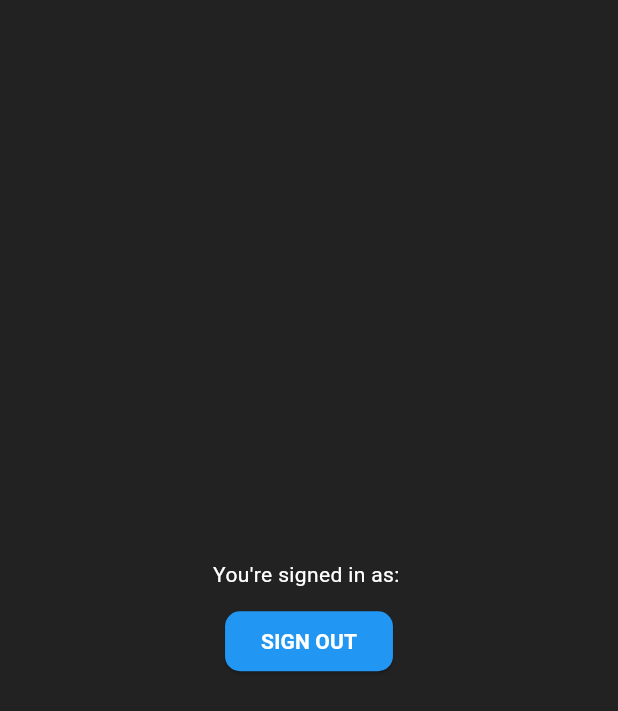
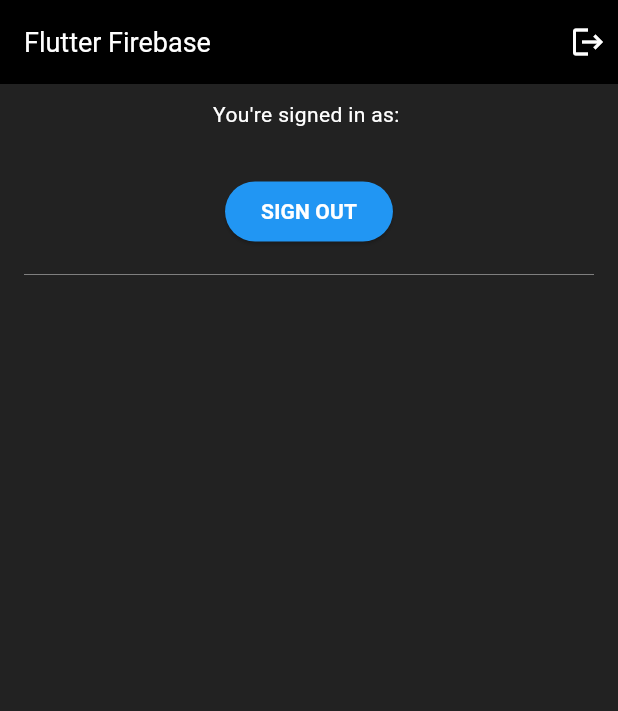
Before and after one commit to mochamaddarmawanh/flutter_firebase, a Flutter app: the screen it shows once a user with an empty profile is signed in, on a phone screen of 412 x 824 dp. Shown: the top 711 px of the screen. Run offline on Flutter 3.47's test engine with Material 3 defaults, Android fonts, the phone set to English and light mode, and no system bars; our stand-ins replace cloud_firestore, firebase_auth, firebase_core, google_fonts; accounts and stored records are empty.

```diff
--- a/lib/pages/forgot_password.dart
+++ b/lib/pages/forgot_password.dart
@@ -111,9 +111,9 @@ class _ForgotPasswordPageState extends State<ForgotPasswordPage> {
                   onPressed: passwordReset,
                   style: ElevatedButton.styleFrom(
                     backgroundColor: Colors.blue,
-                    shape: RoundedRectangleBorder(
-                      borderRadius: BorderRadius.circular(10),
-                    ),
+                    // shape: RoundedRectangleBorder(
+                    //   borderRadius: BorderRadius.circular(10),
+                    // ),
                   ),
                   child: Text(
                     'RESET PASSWORD',
--- a/lib/pages/home_page.dart
+++ b/lib/pages/home_page.dart
@@ -1,7 +1,9 @@
-// ignore_for_file: prefer_const_constructors, prefer_const_literals_to_create_immutables
+// ignore_for_file: prefer_const_constructors, prefer_const_literals_to_create_immutables, avoid_function_literals_in_foreach_calls, avoid_print
 
+import 'package:cloud_firestore/cloud_firestore.dart';
 import 'package:firebase_auth/firebase_auth.dart';
 import 'package:flutter/material.dart';
+import '../data/get_user.dart';
 
 class HomePage extends StatefulWidget {
   const HomePage({super.key});
@@ -13,17 +15,48 @@ class HomePage extends StatefulWidget {
 class _HomePageState extends State<HomePage> {
   final user = FirebaseAuth.instance.currentUser;
 
+  List<String> docIDs = [];
+
+  Future getDocIDs() async {
+    await FirebaseFirestore.instance.collection('users').get().then((snapshot) => snapshot.docs.forEach((document) {
+      docIDs.add(document.reference.id);
+    }));
+  }
+
   @override
   Widget build(BuildContext context) {
     return Scaffold(
       backgroundColor: Colors.black87,
-      body: SafeArea(
-        child: Center(
-          child: SingleChildScrollView(
+      appBar: AppBar(
+        backgroundColor: Colors.black,
+        iconTheme: IconThemeData(
+          color: Colors.white,
+        ),
+        title: Text(
+          'Flutter Firebase',
+          style: TextStyle(
+            color: Colors.white,
+            fontSize: 18,
+          ),
+        ),
+        actions: [
+          Padding(
+            padding: const EdgeInsets.only(right: 8.0),
+            child: MouseRegion(
+              cursor: SystemMouseCursors.click,
+              child: GestureDetector(
+                onTap: () {
+                  FirebaseAuth.instance.signOut();
+                },
+                child: Icon(Icons.logout),
+              ),
+            ),
+          )
+        ],
+      ),
+      body: Padding(
+        padding: const EdgeInsets.symmetric(horizontal: 16.0, vertical: 10.0),
         child: Column(
-              children: [
-                Row(
-                  mainAxisAlignment: MainAxisAlignment.center,
           children: [
             Text(
               'You\'re signed in as: ',
@@ -39,8 +72,6 @@ class _HomePageState extends State<HomePage> {
                 fontWeight: FontWeight.bold,
               ),
             ),
-                  ],
-                ),
             SizedBox(height: 10),
             ElevatedButton(
               onPressed: () {
@@ -48,23 +79,46 @@ class _HomePageState extends State<HomePage> {
               },
               style: ElevatedButton.styleFrom(
                 backgroundColor: Colors.blue,
-                    shape: RoundedRectangleBorder(
-                      borderRadius: BorderRadius.circular(10),
-                    ),
+                // shape: RoundedRectangleBorder(
+                //   borderRadius: BorderRadius.circular(10),
+                // ),
               ),
               child: Text(
                 'SIGN OUT',
                 style: TextStyle(
                   fontWeight: FontWeight.bold,
-                      color:  Colors.white,
+                  color: Colors.white,
                 ),
+              ),
+            ),
+            SizedBox(height: 10),
+            Divider(
+              color: Colors.grey,
+              thickness: 0.5,
+            ),
+            SizedBox(height: 10),
+            Expanded(
+              child: FutureBuilder(
+                future: getDocIDs(),
+                builder: (context, snapshot) {
+                  return ListView.builder(
+                    itemCount: docIDs.length,
+                    itemBuilder: (context, index) {
+                      return Padding(
+                        padding: const EdgeInsets.symmetric(vertical: 8.0),
+                        child: ListTile(
+                          title: GetUser(documentId: docIDs[index]),
+                          tileColor: Colors.black,
+                        ),
+                      );
+                    },
+                  );
+                },
               ),
             ),
           ],
         ),
       ),
-        ),
-      ),
     );
   }
 }
```
Also changed, not shown: lib/data/get_user.dart (added, +27 -0 lines). Lines whose indentation alone changed are shown as unchanged.
